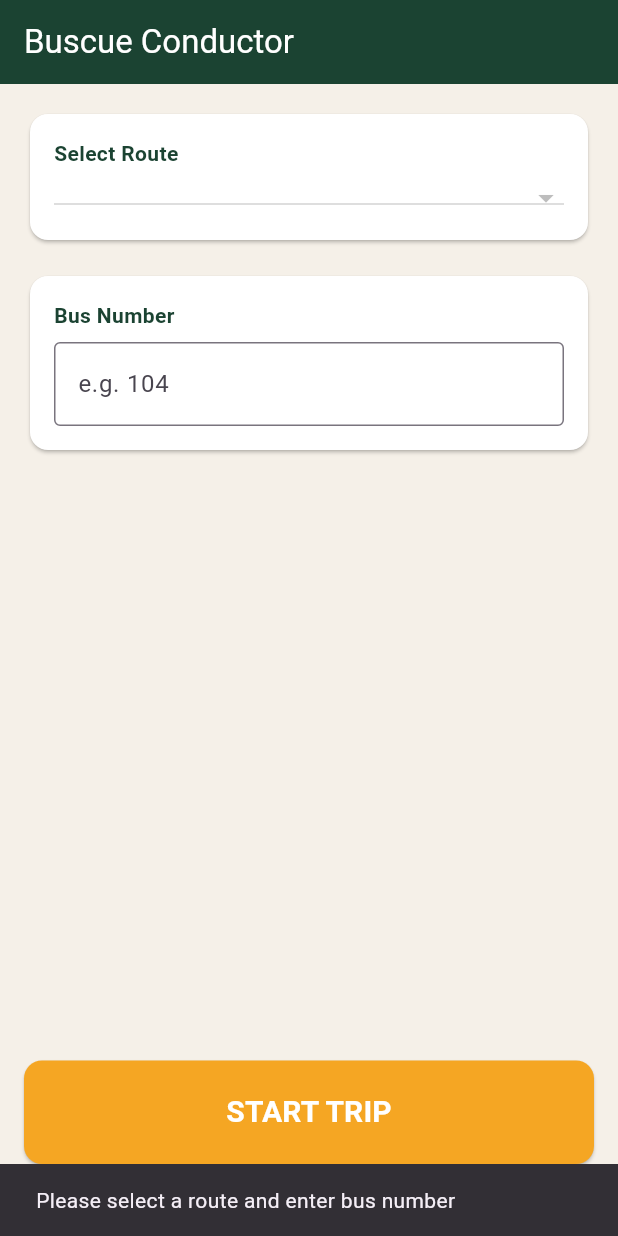
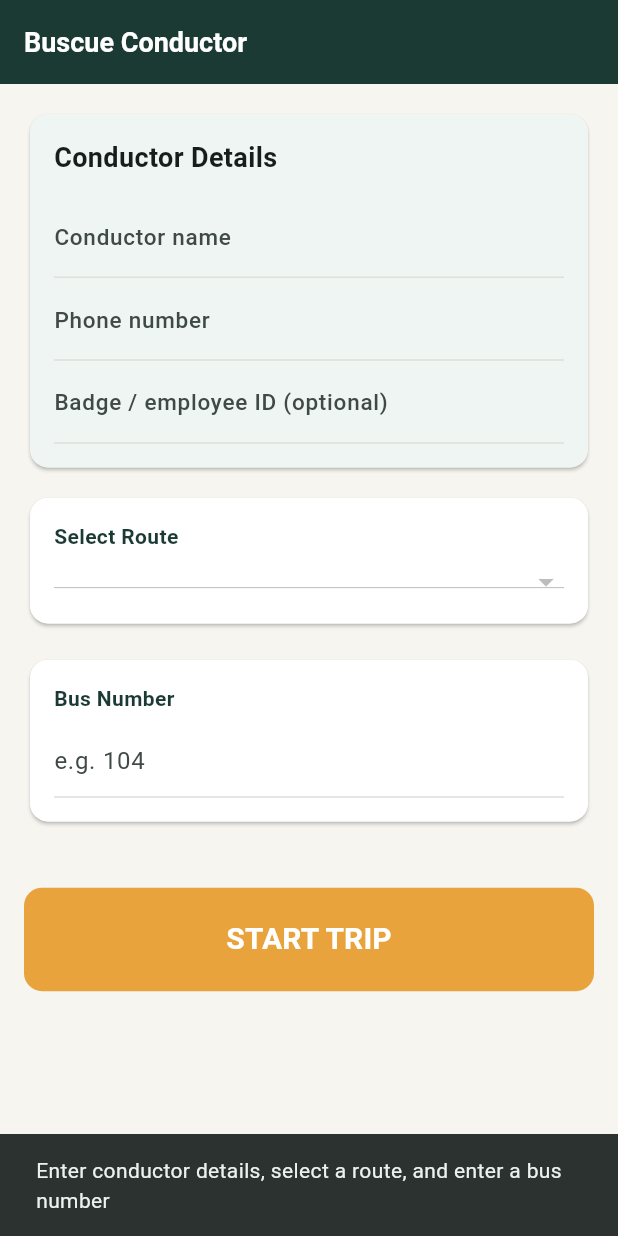
Before and after one commit to tm-SicadaS/IncluCode, a Flutter app: the ConductorScreen screen opened directly, after a tap on "START TRIP", on a phone screen of 412 x 824 dp. Run offline on Flutter 3.47's test engine with Material 3 defaults, Android fonts, the phone set to English and light mode, and no system bars; our stand-ins replace cloud_firestore, firebase_core, firebase_database, flutter_blue_plus, flutter_tts, geolocator and 1 more; missing offline and left inert: flutter_ble_peripheral, flutter_foreground_task; accounts and stored records are empty.

Commit message:
Integrate BusCue conductor UI with backend

```diff
--- a/conductor-app/lib/conductor_screen.dart
+++ b/conductor-app/lib/conductor_screen.dart
@@ -26,7 +26,10 @@
 }
 
 class ConductorScreen extends StatefulWidget {
-  const ConductorScreen({super.key});
+  final String? initialRouteId;
+  final String? initialBusNumber;
+
+  const ConductorScreen({super.key, this.initialRouteId, this.initialBusNumber});
 
   @override
   State<ConductorScreen> createState() => _ConductorScreenState();
@@ -40,6 +43,9 @@
   List<RouteModel> _routes = [];
   RouteModel? _selectedRoute;
   final TextEditingController _busNumberController = TextEditingController();
+  final TextEditingController _conductorNameController = TextEditingController();
+  final TextEditingController _conductorPhoneController = TextEditingController();
+  final TextEditingController _conductorBadgeController = TextEditingController();
 
   bool _isTripActive = false;
   StreamSubscription<Position>? _positionStream;
@@ -52,7 +58,28 @@
     _initForegroundTask();
     _requestPermissions();
     _fetchRoutes();
+    _loadConductorProfile();
     _testRtdbWrite(); // Debug: verify RTDB write permission on startup
+  }
+
+  Future<void> _loadConductorProfile() async {
+    try {
+      final snapshot = await _firestore
+          .collection('conductors')
+          .doc(_conductorId)
+          .get();
+
+      final data = snapshot.data();
+      if (data == null || !mounted) return;
+
+      setState(() {
+        _conductorNameController.text = data['name'] as String? ?? '';
+        _conductorPhoneController.text = data['phone'] as String? ?? '';
+        _conductorBadgeController.text = data['badge'] as String? ?? '';
+      });
+    } catch (e) {
+      debugPrint('Could not load conductor profile: $e');
+    }
   }
 
   /// Writes a test node to RTDB to confirm rules allow unauthenticated writes.
@@ -112,7 +139,16 @@
       final routes = snapshot.docs.map((doc) => RouteModel.fromMap(doc.id, doc.data())).toList();
       setState(() {
         _routes = routes;
-        if (_routes.isNotEmpty) _selectedRoute = _routes.first;
+        if (_routes.isNotEmpty) {
+          if (widget.initialRouteId != null) {
+            _selectedRoute = _routes.firstWhere((r) => r.id == widget.initialRouteId, orElse: () => _routes.first);
+          } else {
+            _selectedRoute = _routes.first;
+          }
+        }
+        if (widget.initialBusNumber != null) {
+          _busNumberController.text = widget.initialBusNumber!;
+        }
       });
     } catch (e) {
       debugPrint('Firestore fetch error: $e');
@@ -120,11 +156,29 @@
   }
 
   Future<void> _startTrip() async {
-    if (_selectedRoute == null || _busNumberController.text.isEmpty) {
+    if (_conductorNameController.text.trim().isEmpty ||
+        _conductorPhoneController.text.trim().isEmpty ||
+        _selectedRoute == null ||
+        _busNumberController.text.trim().isEmpty) {
       ScaffoldMessenger.of(context).showSnackBar(
-        const SnackBar(content: Text('Please select a route and enter bus number')),
+        const SnackBar(
+          content: Text(
+            'Enter conductor details, select a route, and enter a bus number',
+          ),
+        ),
       );
       return;
+    }
+
+    try {
+      await _firestore.collection('conductors').doc(_conductorId).set({
+        'name': _conductorNameController.text.trim(),
+        'phone': _conductorPhoneController.text.trim(),
+        'badge': _conductorBadgeController.text.trim(),
+        'updatedAt': FieldValue.serverTimestamp(),
+      }, SetOptions(merge: true));
+    } catch (e) {
+      debugPrint('Could not save conductor profile: $e');
     }
 
     setState(() => _isTripActive = true);
@@ -149,6 +203,9 @@
         'route': _selectedRoute!.id,
         'routeName': _selectedRoute!.routeName,
         'busNumber': _busNumberController.text,
+        'conductorName': _conductorNameController.text.trim(),
+        'conductorPhone': _conductorPhoneController.text.trim(),
+        'conductorBadge': _conductorBadgeController.text.trim(),
         'bleUuid': _selectedRoute!.bleUuid,
         'timestamp': ServerValue.timestamp,
       }).catchError((e) => debugPrint('RTDB write error: $e'));
@@ -173,7 +230,7 @@
         writeToRtdb(pos.latitude, pos.longitude);
       }
     } catch (e) {
-      ScaffoldMessenger.of(context).showSnackBar(SnackBar(content: Text('GPS Error: $e')));
+      if (mounted) ScaffoldMessenger.of(context).showSnackBar(SnackBar(content: Text('GPS Error: $e')));
     }
 
     // 2b. Start continuous GPS stream for live updates
@@ -193,18 +250,18 @@
           writeToRtdb(position.latitude, position.longitude);
         },
         onError: (e) {
-          ScaffoldMessenger.of(context).showSnackBar(SnackBar(content: Text('Stream Error: $e')));
+          if (mounted) ScaffoldMessenger.of(context).showSnackBar(SnackBar(content: Text('Stream Error: $e')));
         },
       );
     } catch (e) {
-      ScaffoldMessenger.of(context).showSnackBar(SnackBar(content: Text('Init Error: $e')));
+      if (mounted) ScaffoldMessenger.of(context).showSnackBar(SnackBar(content: Text('Init Error: $e')));
     }
 
     // 3. Start BLE Beacon
     try {
       await _blePeripheral.start(advertiseData: AdvertiseData(serviceUuid: _selectedRoute!.bleUuid));
     } catch (e) {
-      ScaffoldMessenger.of(context).showSnackBar(SnackBar(content: Text('BLE Error: $e')));
+      if (mounted) ScaffoldMessenger.of(context).showSnackBar(SnackBar(content: Text('BLE Error: $e')));
     }
   }
 
@@ -212,6 +269,8 @@
     setState(() {
       _isTripActive = false;
       _currentPosition = null;
+      _selectedRoute = null;
+      _busNumberController.clear();
     });
 
     // 1. Stop GPS Stream
@@ -230,6 +289,9 @@
   @override
   void dispose() {
     _busNumberController.dispose();
+    _conductorNameController.dispose();
+    _conductorPhoneController.dispose();
+    _conductorBadgeController.dispose();
     _endTrip();
     super.dispose();
   }
@@ -238,17 +300,55 @@
   Widget build(BuildContext context) {
     return WithForegroundTask(
       child: Scaffold(
-        backgroundColor: const Color(0xFFF5F0E8),
+        backgroundColor: const Color(0xFFF7F5F0),
         appBar: AppBar(
           title: const Text('Buscue Conductor'),
-          backgroundColor: const Color(0xFF1B4332),
+          backgroundColor: const Color(0xFF1B3A34),
           foregroundColor: Colors.white,
         ),
-        body: Padding(
+        body: SingleChildScrollView(
           padding: const EdgeInsets.all(16.0),
           child: Column(
             crossAxisAlignment: CrossAxisAlignment.stretch,
             children: [
+          Card(
+            child: Padding(
+              padding: const EdgeInsets.all(16),
+              child: Column(
+                crossAxisAlignment: CrossAxisAlignment.start,
+                children: [
+                  const Text(
+                    'Conductor Details',
+                    style: TextStyle(
+                      fontSize: 18,
+                      fontWeight: FontWeight.bold,
+                    ),
+                  ),
+                  const SizedBox(height: 12),
+                  TextField(
+                    controller: _conductorNameController,
+                    decoration: const InputDecoration(
+                      labelText: 'Conductor name',
+                    ),
+                  ),
+                  TextField(
+                    controller: _conductorPhoneController,
+                    keyboardType: TextInputType.phone,
+                    decoration: const InputDecoration(
+                      labelText: 'Phone number',
+                    ),
+                  ),
+                  TextField(
+                    controller: _conductorBadgeController,
+                    decoration: const InputDecoration(
+                      labelText: 'Badge / employee ID (optional)',
+                    ),
+                  ),
+                ],
+              ),
+            ),
+          ),
+          const SizedBox(height: 12),
               Card(
                 color: Colors.white,
                 child: Padding(
@@ -256,7 +356,7 @@
                   child: Column(
                     crossAxisAlignment: CrossAxisAlignment.start,
                     children: [
-                      const Text('Select Route', style: TextStyle(color: Color(0xFF1B4332), fontWeight: FontWeight.bold)),
+                      const Text('Select Route', style: TextStyle(color: Color(0xFF1B3A34), fontWeight: FontWeight.bold)),
                       const SizedBox(height: 8),
                       DropdownButton<RouteModel>(
                         isExpanded: true,
@@ -279,7 +379,7 @@
                   child: Column(
                     crossAxisAlignment: CrossAxisAlignment.start,
                     children: [
-                      const Text('Bus Number', style: TextStyle(color: Color(0xFF1B4332), fontWeight: FontWeight.bold)),
+                      const Text('Bus Number', style: TextStyle(color: Color(0xFF1B3A34), fontWeight: FontWeight.bold)),
                       const SizedBox(height: 8),
                       TextField(
                         controller: _busNumberController,
@@ -297,7 +397,7 @@
               const SizedBox(height: 16),
               if (_isTripActive)
                 Card(
-                  color: const Color(0xFF1B4332),
+                  color: const Color(0xFF3F7A5E),
                   child: Padding(
                     padding: const EdgeInsets.all(16.0),
                     child: Column(
@@ -305,6 +405,16 @@
                       children: [
                         const Text('TRIP ACTIVE', style: TextStyle(color: Colors.white, fontWeight: FontWeight.bold, fontSize: 18)),
                         const SizedBox(height: 8),
+                        Text(
+                          'Conductor: ${_conductorNameController.text}',
+                          style: const TextStyle(color: Colors.white70),
+                        ),
+                        const SizedBox(height: 4),
+                        Text(
+                          'Phone: ${_conductorPhoneController.text}',
+                          style: const TextStyle(color: Colors.white70),
+                        ),
+                        const SizedBox(height: 4),
                         Text('BLE UUID: ${_selectedRoute?.bleUuid}', style: const TextStyle(color: Colors.white70)),
                         const SizedBox(height: 4),
                         Text(
@@ -315,10 +425,10 @@
                     ),
                   ),
                 ),
-              const Spacer(),
+              const SizedBox(height: 24),
               ElevatedButton(
                 style: ElevatedButton.styleFrom(
-                  backgroundColor: _isTripActive ? const Color(0xFFE53935) : const Color(0xFFF5A623),
+                  backgroundColor: _isTripActive ? const Color(0xFFE53935) : const Color(0xFFE8A33D),
                   padding: const EdgeInsets.symmetric(vertical: 20),
                   shape: RoundedRectangleBorder(borderRadius: BorderRadius.circular(12)),
                 ),
```
Also changed, not shown: conductor-app/lib/launch_screen.dart (added, +40 -0 lines), conductor-app/lib/main.dart (+34 -3 lines), conductor-app/lib/profile_screen.dart (added, +104 -0 lines), conductor-app/lib/trip_setup_screen.dart (added, +87 -0 lines).
